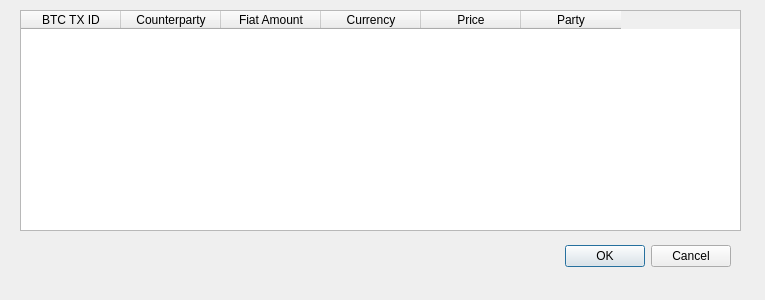
First picture: the form in CurrentTxList.ui, repository zeroreserve/ZeroReserve, before the edit.
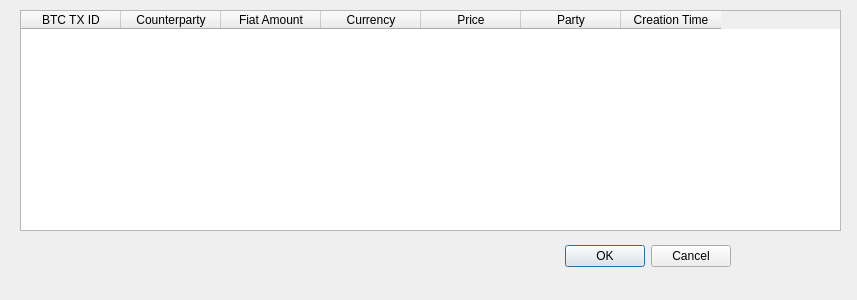
Second picture: the form after the edit.

Diff of the .ui file:
```diff
--- a/CurrentTxList.ui
+++ b/CurrentTxList.ui
@@ -6,7 +6,7 @@
    <rect>
     <x>0</x>
     <y>0</y>
-    <width>765</width>
+    <width>857</width>
     <height>300</height>
    </rect>
   </property>
@@ -34,7 +34,7 @@
     <rect>
      <x>20</x>
      <y>10</y>
-     <width>721</width>
+     <width>821</width>
      <height>221</height>
     </rect>
    </property>
@@ -74,6 +74,11 @@
      <string>Party</string>
     </property>
    </column>
+   <column>
+    <property name="text">
+     <string>Creation Time</string>
+    </property>
+   </column>
   </widget>
  </widget>
  <resources/>
```
